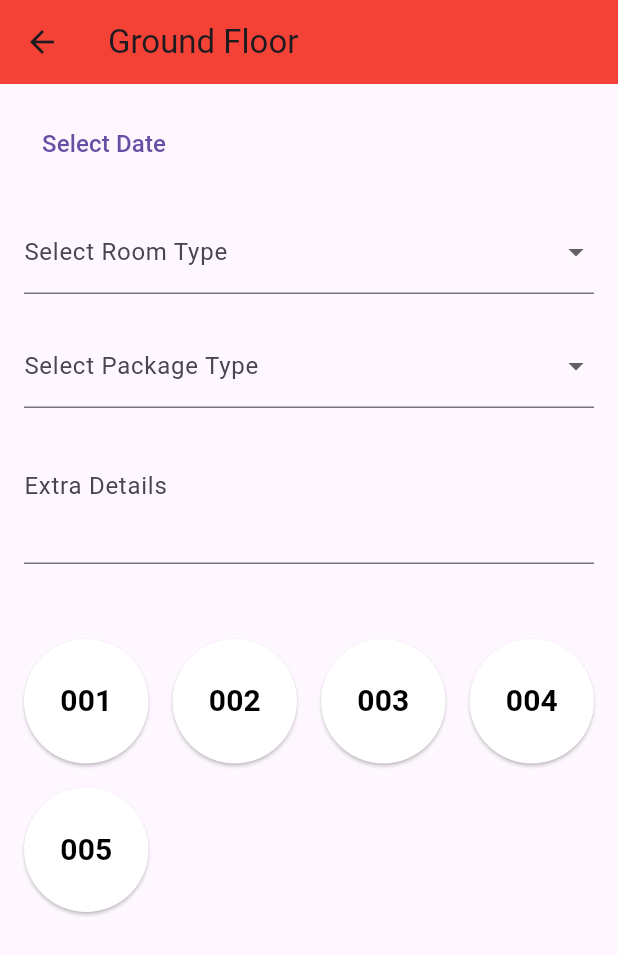
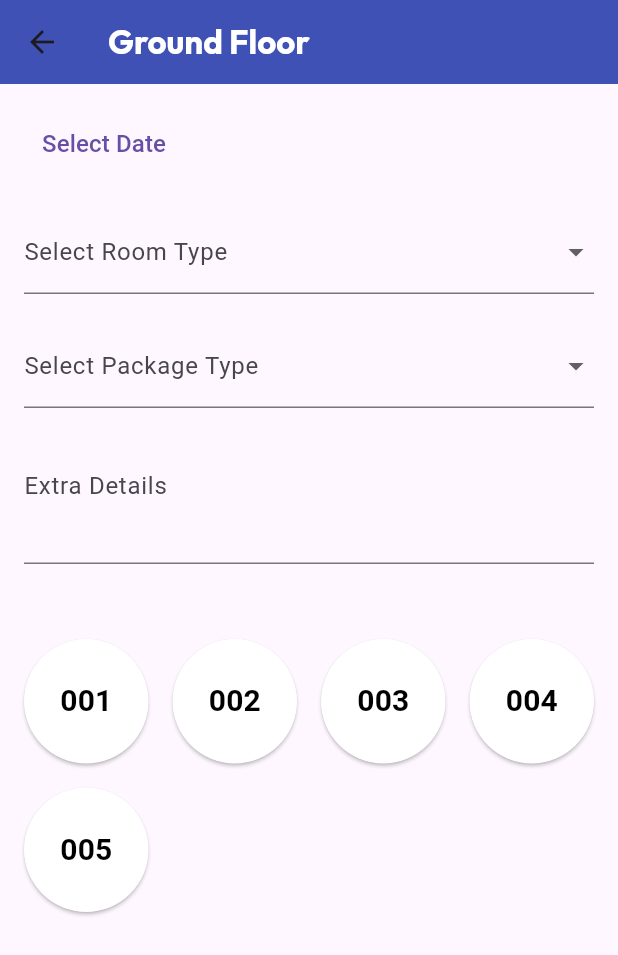
Before and after one commit to Esandu-Meth-Obadaarachchi/odon_booking_flutter_app, a Flutter app: the screen it shows after launch, after a tap on "Ground Floor", on a phone screen of 412 x 824 dp. Shown: the top 955 px of the screen. Run offline on Flutter 3.47's test engine with Material 3 defaults, Android fonts, the phone set to English and light mode, and no system bars.

Commit message:
changed the colours to match

```diff
--- a/lib/main.dart
+++ b/lib/main.dart
@@ -14,11 +14,12 @@ class HomeScreen extends StatelessWidget {
       appBar: AppBar(
         centerTitle: true,
         title: const Text(
-            'Hotel Room Booking',
-          style:
-          color: Colors.white, // Set the title text color to white
-          fontFamily: 'CustomFont', // Set the custom font family
-          fontWeight: FontWeight.bold, // Set the font weight if needed
+          'Hotel Room Booking',
+          style: TextStyle(
+            color: Colors.white, // Set the title text color to white
+            fontFamily: 'outfit', // Set the custom font family
+            fontWeight: FontWeight.bold, // Set the font weight if needed
+          ),
         ),
         backgroundColor: Colors.indigo,
       ),
@@ -113,8 +114,15 @@ class _RoomSelectionScreenState extends State<RoomSelectionScreen> {
   Widget build(BuildContext context) {
     return Scaffold(
       appBar: AppBar(
-        title: Text(widget.floor),
-        backgroundColor: Colors.red,
+        title: Text(
+            widget.floor,
+          style: TextStyle(
+            color: Colors.white, // Set the title text color to white
+            fontFamily: 'outfit', // Set the custom font family
+            fontWeight: FontWeight.bold, // Set the font weight if needed
+          ),
+        ),
+        backgroundColor: Colors.indigo,
       ),
       body: Padding(
         padding: const EdgeInsets.all(16.0),
```
Also changed, not shown: pubspec.yaml (+8 -11 lines).
